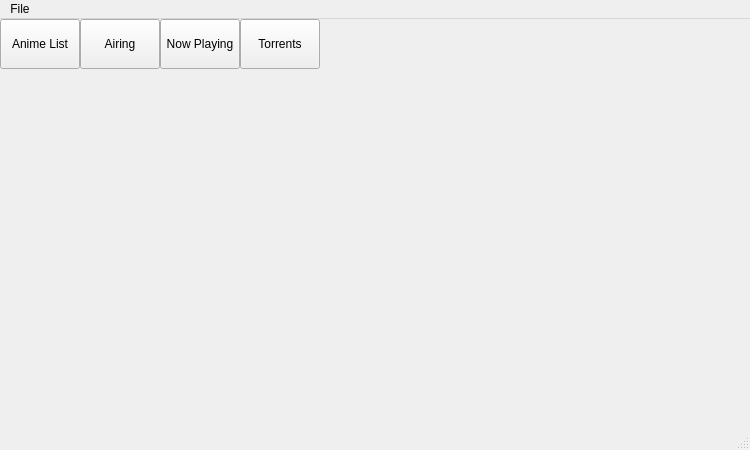
This is ui/main_window.ui in Nikey646/Shinjiru as Qt 5 draws it before an edit. The edited form follows.
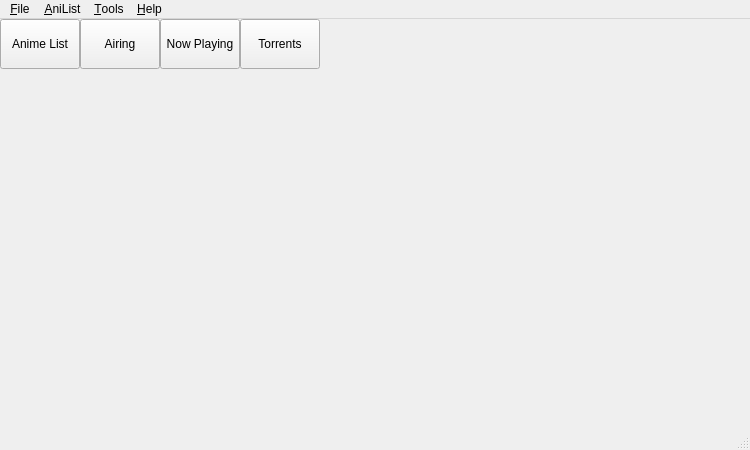
This is the edited form.

Commit message: Add menu and initial settings view

```diff
--- a/ui/main_window.ui
+++ b/ui/main_window.ui
@@ -164,10 +164,37 @@
    </property>
    <widget class="QMenu" name="menuFile">
     <property name="title">
-     <string>File</string>
+     <string>&amp;File</string>
     </property>
+    <addaction name="actionExit"/>
+   </widget>
+   <widget class="QMenu" name="menuAniList">
+    <property name="title">
+     <string>&amp;AniList</string>
+    </property>
+    <addaction name="actionRefreshList"/>
+    <addaction name="separator"/>
+    <addaction name="actionOpenAnimeList"/>
+    <addaction name="actionOpenUserPage"/>
+    <addaction name="actionOpenHomePage"/>
+   </widget>
+   <widget class="QMenu" name="menuTools">
+    <property name="title">
+     <string>&amp;Tools</string>
+    </property>
+    <addaction name="actionSettings"/>
+   </widget>
+   <widget class="QMenu" name="menuHelp">
+    <property name="title">
+     <string>&amp;Help</string>
+    </property>
+    <addaction name="actionAbout"/>
+    <addaction name="actionCheckForUpdates"/>
    </widget>
    <addaction name="menuFile"/>
+   <addaction name="menuAniList"/>
+   <addaction name="menuTools"/>
+   <addaction name="menuHelp"/>
   </widget>
   <widget class="QStatusBar" name="statusBar"/>
  </widget>
```
Left out of the diff: 40 changed lines with no effect on the pictures. The commit also changes 15 other files.
